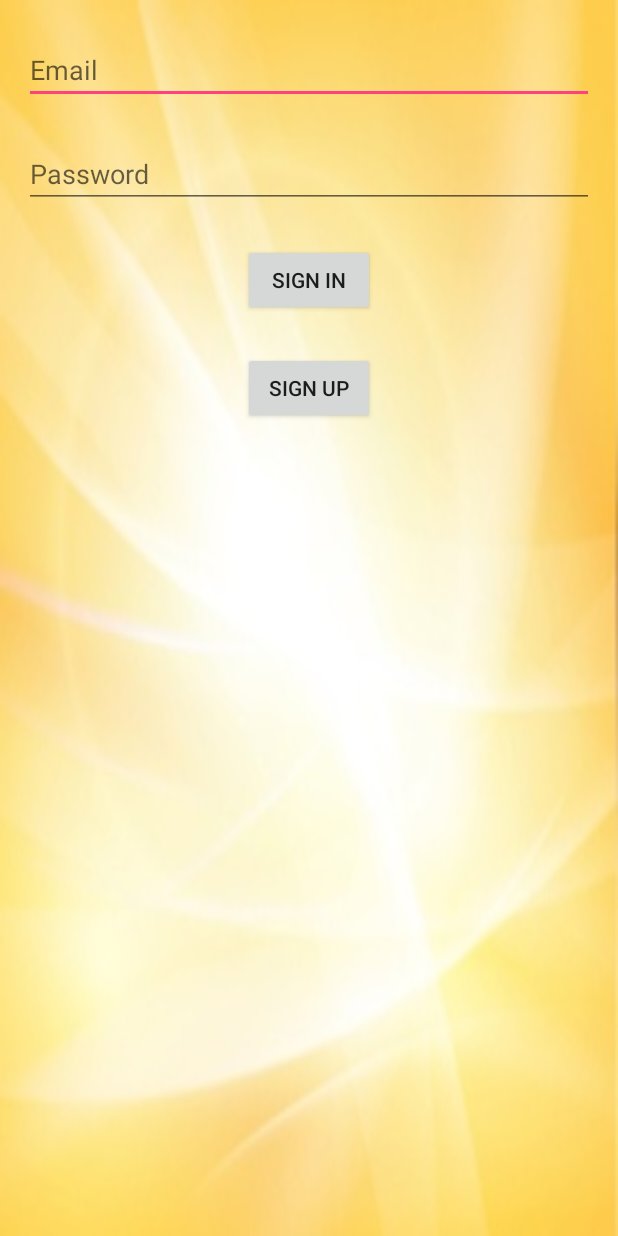
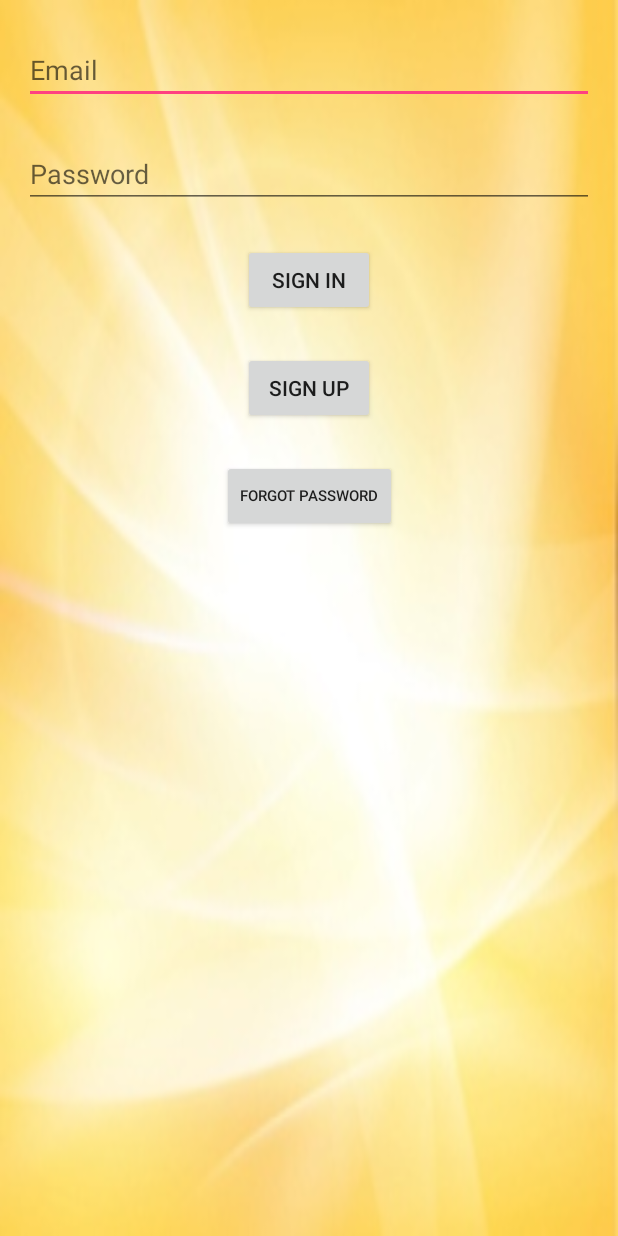
Before and after one commit to SAM33RG/AttendanceApp, an Android app: the layout activity_login.xml on its own in the app's theme, with its tools: preview values and no code run, on a phone screen of 412 x 824 dp. Run offline under Robolectric (Android 15) with nearby library versions, the phone set to English and light mode, and no system bars.

Commit message:
added password reset

```diff
--- a/app/src/main/java/app/attendanceapp/attendanceapp/AddStudentDataActivity.java
+++ b/app/src/main/java/app/attendanceapp/attendanceapp/AddStudentDataActivity.java
@@ -59,7 +59,7 @@ public class AddStudentDataActivity extends AppCompatActivity {
         addToFirebase.setOnClickListener(new View.OnClickListener() {
             @Override
             public void onClick(View view) {
-                myRef.child("users").child(FirebaseAuth.getInstance().getUid()).child("class").child(name).child("sem").child(sem).child("name").setValue(name);
+              //  myRef.child("users").child(FirebaseAuth.getInstance().getUid()).child("class").child(name).child("sem").child(sem).child("name").setValue(name);
                 myRef.child("users").child(FirebaseAuth.getInstance().getUid()).child("class").child(name).child("sem").child(sem).child("data").child(studentRollNO.getText().toString()).child("student name").setValue(studentName.getText().toString());
                 myRef.child("users").child(FirebaseAuth.getInstance().getUid()).child("class").child(name).child("sem").child(sem).child("data").child(studentRollNO.getText().toString()).child("student roll no").setValue(studentRollNO.getText().toString(),new DatabaseReference.CompletionListener() {
                     public void onComplete(DatabaseError error, DatabaseReference ref) {
--- a/app/src/main/res/layout/activity_login.xml
+++ b/app/src/main/res/layout/activity_login.xml
@@ -56,4 +56,15 @@
         app:layout_constraintEnd_toEndOf="parent"
         app:layout_constraintStart_toStartOf="parent"
         app:layout_constraintTop_toBottomOf="@+id/login_sign_in" />
+
+    <Button
+        android:id="@+id/login_forgot"
+        android:layout_width="wrap_content"
+        android:layout_height="wrap_content"
+        android:layout_marginTop="24dp"
+        android:text="forgot password"
+        android:textSize="10sp"
+        app:layout_constraintEnd_toEndOf="parent"
+        app:layout_constraintStart_toStartOf="parent"
+        app:layout_constraintTop_toBottomOf="@+id/login_sign_up" />
 </android.support.constraint.ConstraintLayout>
```
Also changed, not shown: app/src/main/java/app/attendanceapp/attendanceapp/DeleteStudentsShowClass.java (+12 -4 lines), app/src/main/java/app/attendanceapp/attendanceapp/LoginActivity.java (+22 -1 lines).
